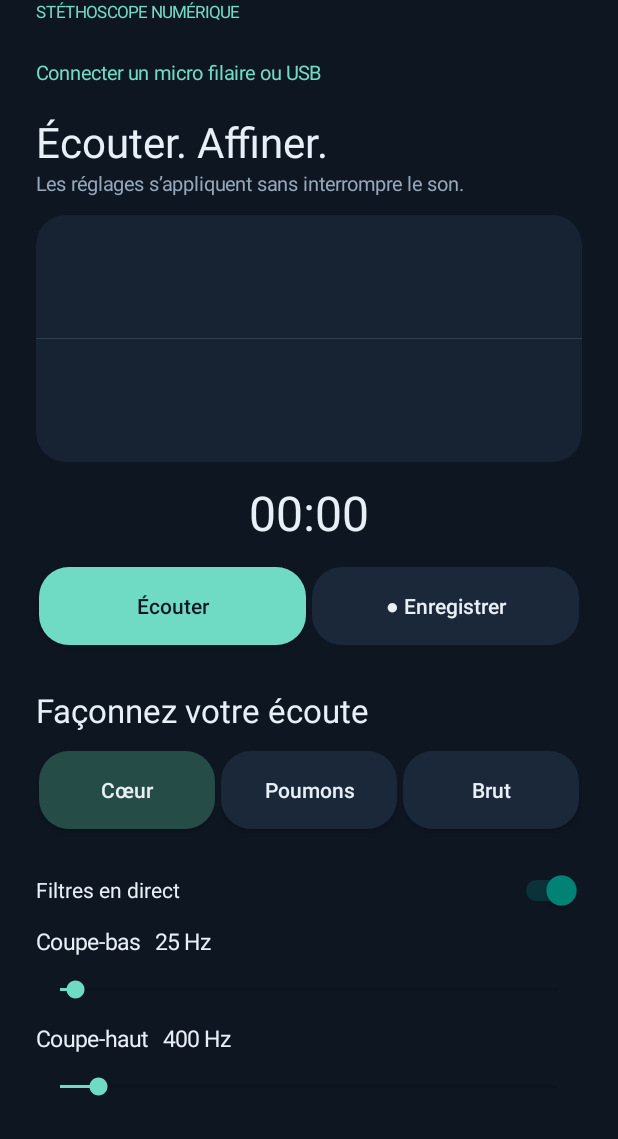
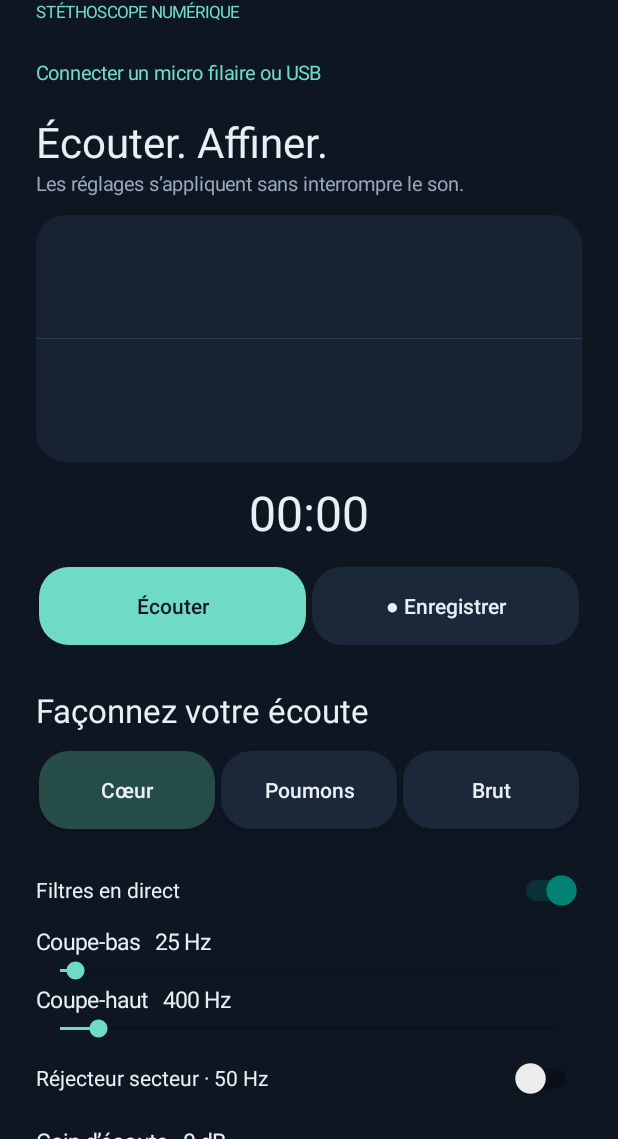
Before and after one commit to Orbivia/AcCorps, an Android app: the screen it shows after launch (MainActivity), on a phone screen of 412 x 824 dp, the part 97-1236 px from its top. Run offline under Robolectric (Android 15) with nearby library versions, the phone set to English and light mode, and no system bars.

Commit message:
Keep realtime filter sliders compatible with Android 8

```diff
--- a/app/src/main/java/fr/orbivia/accorps/MainActivity.java
+++ b/app/src/main/java/fr/orbivia/accorps/MainActivity.java
@@ -83,7 +83,7 @@ public final class MainActivity extends Activity {
   space(20); text("Prototype d’écoute et d’enregistrement. Aucun diagnostic automatique.",12,ink);
   ((AudioManager)getSystemService(AUDIO_SERVICE)).registerAudioDeviceCallback(devices,ui); ui.post(tick);
  }
- private SeekBar slider(int max,int progress) { SeekBar bar=new SeekBar(this);bar.setMax(max);bar.setProgress(progress);bar.setMinHeight(dp(44));bar.setProgressTintList(android.content.res.ColorStateList.valueOf(teal));bar.setThumbTintList(android.content.res.ColorStateList.valueOf(teal));page.addView(bar);return bar; }
+ private SeekBar slider(int max,int progress) { SeekBar bar=new SeekBar(this);bar.setMax(max);bar.setProgress(progress);bar.setMinimumHeight(dp(44));bar.setProgressTintList(android.content.res.ColorStateList.valueOf(teal));bar.setThumbTintList(android.content.res.ColorStateList.valueOf(teal));page.addView(bar);return bar; }
  private SeekBar.OnSeekBarChangeListener change(Runnable r) { return new SeekBar.OnSeekBarChangeListener(){public void onProgressChanged(SeekBar s,int p,boolean user){r.run();}public void onStartTrackingTouch(SeekBar s){}public void onStopTrackingTouch(SeekBar s){}}; }
  private void applyFilters() { if(syncing)return; Dsp.Settings old=engine.settings;engine.settings=new Dsp.Settings(lowSlider.getProgress()+10,highSlider.getProgress()+100,old.gainDb,filterSwitch.isChecked(),notchSwitch.isChecked());lowLabel.setText("Coupe-bas   "+(int)engine.settings.lowHz+" Hz");highLabel.setText("Coupe-haut   "+(int)engine.settings.highHz+" Hz");for(Button b:presets)b.setBackground(round(Color.rgb(27,40,58))); }
  private void preset(int index) { syncing=true;lowSlider.setProgress(index==0?15:70);highSlider.setProgress(index==0?300:1900);filterSwitch.setChecked(index!=2);notchSwitch.setChecked(false);syncing=false;applyFilters();presets[index].setBackground(round(Color.rgb(38,76,72))); }
```
